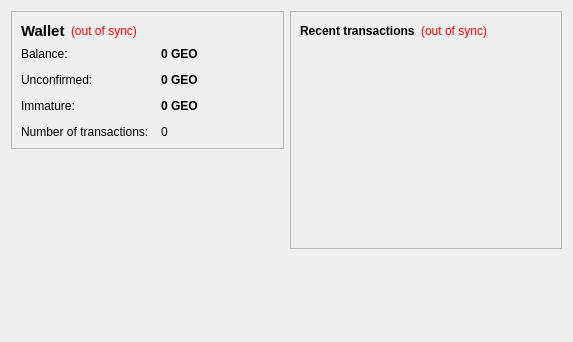
Equalicoin/Equalicoin, file src/qt/forms/overviewpage.ui: the form before one commit.
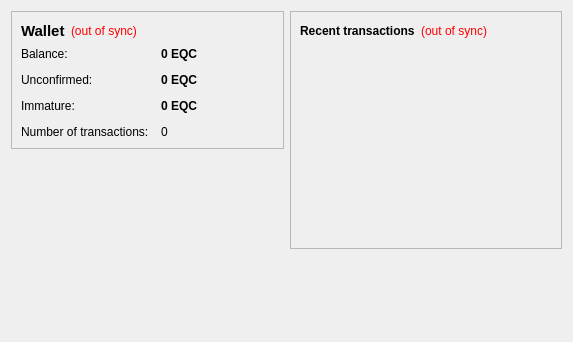
The form after the commit.

Patch:
```diff
--- a/src/qt/forms/overviewpage.ui
+++ b/src/qt/forms/overviewpage.ui
@@ -105,7 +105,7 @@
              <string>Your current balance</string>
             </property>
             <property name="text">
-             <string notr="true">0 GEO</string>
+             <string notr="true">0 EQC</string>
             </property>
             <property name="textInteractionFlags">
              <set>Qt::LinksAccessibleByMouse|Qt::TextSelectableByKeyboard|Qt::TextSelectableByMouse</set>
@@ -134,7 +134,7 @@
              <string>Total of transactions that have yet to be confirmed, and do not yet count toward the current balance</string>
             </property>
             <property name="text">
-             <string notr="true">0 GEO</string>
+             <string notr="true">0 EQC</string>
             </property>
             <property name="textInteractionFlags">
              <set>Qt::LinksAccessibleByMouse|Qt::TextSelectableByKeyboard|Qt::TextSelectableByMouse</set>
@@ -177,7 +177,7 @@
              <string>Mined balance that has not yet matured</string>
             </property>
             <property name="text">
-             <string notr="true">0 GEO</string>
+             <string notr="true">0 EQC</string>
             </property>
             <property name="textInteractionFlags">
              <set>Qt::LinksAccessibleByMouse|Qt::TextSelectableByKeyboard|Qt::TextSelectableByMouse</set>
```
